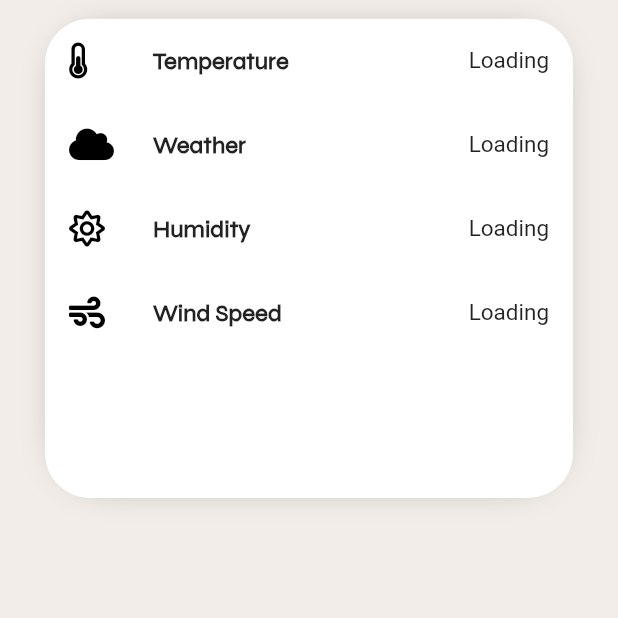
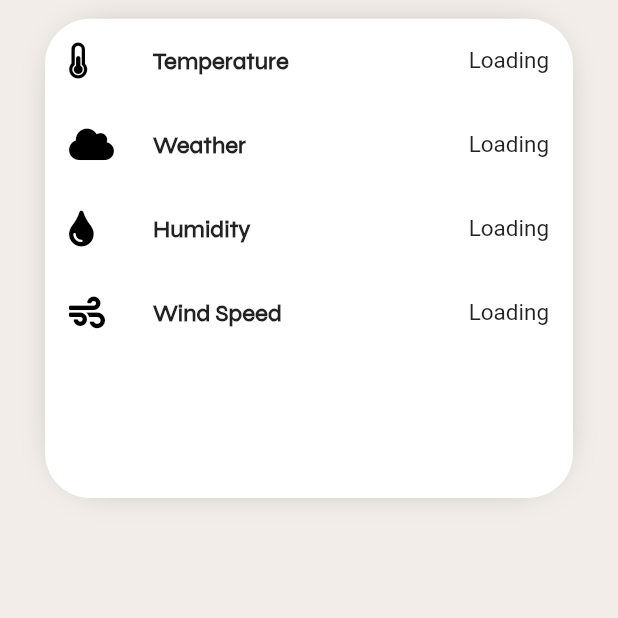
Before and after one commit to thanhhoang1105/flutter_weather_and_covid19, a Flutter app: the WeatherSecondPage screen opened directly with empty values, on a phone screen of 412 x 824 dp, the part 618-1236 px from its top. Run offline on Flutter 3.47's test engine with Material 2 defaults, Android fonts, the phone set to English and light mode, and no system bars; our stand-ins replace flutter_typeahead, font_awesome_flutter, geolocator, shimmer; network calls fail.

Commit message:
finish project

```diff
--- a/lib/src/ui/covid_19/screen/country.dart
+++ b/lib/src/ui/covid_19/screen/country.dart
@@ -25,7 +25,7 @@ class _CountryState extends State<Country> {
 
     countryList = covidService.getCountryList();
 
-    // this._typeAheadController.text = "Vietnam";
+    this._typeAheadController.text = "Vietnam";
     summaryList = covidService.getCountryList();
   }
 
--- a/lib/src/ui/covid_19/screen/global_statistics.dart
+++ b/lib/src/ui/covid_19/screen/global_statistics.dart
@@ -35,7 +35,7 @@ class GlobalStatistics extends StatelessWidget {
           "Tổng Số Ca Chết",
           summary?.deaths ?? 0,
           summary?.todayDeaths ?? 0,
-          kRecoveredColor,
+          kDeathColor,
         ),
       ],
     );
--- a/lib/src/ui/home/home_page.dart
+++ b/lib/src/ui/home/home_page.dart
@@ -6,7 +6,6 @@ import 'package:ggmap/src/ui/weather/weather_page.dart';
 
 class HomePage extends StatefulWidget {
   const HomePage({Key? key}) : super(key: key);
-
   @override
   _HomePageState createState() => _HomePageState();
 }
--- a/lib/src/ui/weather/screen/weather_first_page.dart
+++ b/lib/src/ui/weather/screen/weather_first_page.dart
@@ -39,7 +39,7 @@ class _WeatherFirstPageState extends State<WeatherFirstPage> {
         long = position.longitude.toString();
       });
       http.Response response = await http.get(Uri.parse(
-          "http://api.openweathermap.org/data/2.5/weather?lat=$lat&lon=$long&units=metric&appid=15044dc8c956cfb4fb12da54b2bb5c2c"));
+          "http://api.openweathermap.org/data/2.5/weather?lat=$lat&lon=$long&units=metric&lang=vi&appid=15044dc8c956cfb4fb12da54b2bb5c2c"));
 
       var results = jsonDecode(response.body);
 
@@ -115,7 +115,7 @@ class _WeatherFirstPageState extends State<WeatherFirstPage> {
                                     borderSide: BorderSide(
                                         color: Colors.black, width: 2.0),
                                   ),
-                                  hintText: 'Enter City',
+                                  hintText: 'Nhập Thành Phố',
                                   suffixIcon: IconButton(
                                     icon:
                                         Icon(Icons.search, color: Colors.black),
--- a/lib/src/ui/weather/screen/weather_second_page.dart
+++ b/lib/src/ui/weather/screen/weather_second_page.dart
@@ -6,7 +6,7 @@ import 'package:http/http.dart' as http;
 
 class WeatherSecondPage extends StatefulWidget {
   final String text;
-  WeatherSecondPage({ required this.text});
+  WeatherSecondPage({required this.text});
   @override
   _WeatherSecondPageState createState() => _WeatherSecondPageState();
 }
@@ -19,7 +19,8 @@ class _WeatherSecondPageState extends State<WeatherSecondPage> {
   var windspeed;
 
   Future getweather() async {
-    http.Response response = await http.get(Uri.parse("http://api.openweathermap.org/data/2.5/weather?q=${widget.text}&units=metric&appid=15044dc8c956cfb4fb12da54b2bb5c2c"));
+    http.Response response = await http.get(Uri.parse(
+        "http://api.openweathermap.org/data/2.5/weather?q=${widget.text}&units=metric&lang=vi&appid=15044dc8c956cfb4fb12da54b2bb5c2c"));
     var results = jsonDecode(response.body);
     print("HEllo");
     print(widget.text);
@@ -40,10 +41,8 @@ class _WeatherSecondPageState extends State<WeatherSecondPage> {
 
   @override
   Widget build(BuildContext context) {
-    return
-      Scaffold(
-        body: Column(
-            children: <Widget>[
+    return Scaffold(
+      body: Column(children: <Widget>[
         Container(
           height: MediaQuery.of(context).size.height / 2.2,
           width: MediaQuery.of(context).size.width,
@@ -52,18 +51,18 @@ class _WeatherSecondPageState extends State<WeatherSecondPage> {
               image: new AssetImage('assets/weather.gif'),
               fit: BoxFit.cover,
               colorFilter: new ColorFilter.mode(
-                        Colors.black.withOpacity(0.6),
-                        BlendMode.dstATop
-                    ),
+                  Colors.black.withOpacity(0.6), BlendMode.dstATop),
             ),
           ),
           child: Column(
               mainAxisAlignment: MainAxisAlignment.center,
               crossAxisAlignment: CrossAxisAlignment.center,
               children: <Widget>[
-                      SizedBox(height: 20,),
+                SizedBox(
+                  height: 20,
+                ),
                 GestureDetector(
-                        onTap: (){
+                  onTap: () {
                     Navigator.pop(context);
                   },
                   child: Icon(
@@ -81,8 +80,7 @@ class _WeatherSecondPageState extends State<WeatherSecondPage> {
                         fontSize: 35.0,
                         fontWeight: FontWeight.bold,
                         letterSpacing: 2,
-                              fontFamily: 'JosefinSans'
-                          ),
+                        fontFamily: 'JosefinSans'),
                   ),
                 ),
                 SizedBox(height: 20),
@@ -93,8 +91,7 @@ class _WeatherSecondPageState extends State<WeatherSecondPage> {
                       fontSize: 30,
                       fontWeight: FontWeight.bold,
                       letterSpacing: 3,
-                            fontFamily: 'JosefinSans'
-                        ),
+                      fontFamily: 'JosefinSans'),
                 ),
                 SizedBox(height: 50),
                 Row(
@@ -102,8 +99,7 @@ class _WeatherSecondPageState extends State<WeatherSecondPage> {
                   children: <Widget>[
                     Padding(
                       padding: EdgeInsets.only(top: 20),
-                            child: Row(
-                                children: <Widget>[
+                      child: Row(children: <Widget>[
                         Icon(Icons.thermostat_rounded),
                         Text(
                           temp != null ? temp.toString() + "\u00b0" : "Loading",
@@ -115,31 +111,28 @@ class _WeatherSecondPageState extends State<WeatherSecondPage> {
                             letterSpacing: 3,
                           ),
                         ),
-                                ]
-                            ),
+                      ]),
                     ),
                     Padding(
                       padding: EdgeInsets.only(top: 20.0),
-                            child: Row(
-                                children: <Widget>[
+                      child: Row(children: <Widget>[
                         Icon(Icons.cloud_circle_sharp),
-                                  SizedBox(width: 10,),
+                        SizedBox(
+                          width: 10,
+                        ),
                         Text(
-                                    currently != null? currently.toString() : "Loading",
+                          currently != null ? currently.toString() : "Loading",
                           style: TextStyle(
                               color: Colors.black,
                               fontSize: 30.0,
                               //fontWeight: FontWeight.w700,
-                                        fontFamily: 'JosefinSans'
+                              fontFamily: 'JosefinSans'),
                         ),
-                                  ),
-                                ]
-                            ),
+                      ]),
                     ),
                   ],
                 ),
-                    ]
-                ),
+              ]),
         ),
         Expanded(
           child: Container(
@@ -170,78 +163,56 @@ class _WeatherSecondPageState extends State<WeatherSecondPage> {
                 child: ListView(
                   children: <Widget>[
                     ListTile(
-                            leading: FaIcon(
-                                FontAwesomeIcons.thermometerHalf,
-                                color: Colors.black
-                            ),
-                            title: Text(
-                                "Temperature",
+                      leading: FaIcon(FontAwesomeIcons.thermometerHalf,
+                          color: Colors.black),
+                      title: Text("Temperature",
                           style: TextStyle(
-                                    fontFamily: 'Syne',
-                                    fontWeight: FontWeight.bold
-                                )
-                            ),
+                              fontFamily: 'Syne', fontWeight: FontWeight.bold)),
                       trailing: Text(
                           temp != null ? temp.toString() + "\u00b0" : "Loading",
-                                style: TextStyle(fontSize: 15)
-                            ),
-                          ),
-                          ListTile(
-                            leading: FaIcon(
-                                FontAwesomeIcons.cloud,
-                                color: Colors.black
-                            ),
-                            title: Text(
-                                "Weather",
-                                style: TextStyle(
-                                    fontFamily: 'Syne',
-                                    fontWeight: FontWeight.bold
-                                )
-                            ),
-                            trailing: Text(
-                                description != null ? description.toString() : "Loading",
                           style: TextStyle(fontSize: 15)),
                     ),
                     ListTile(
-                            leading: FaIcon(
-                                FontAwesomeIcons.sun,
-                                color: Colors.black
-                            ),
-                            title: Text(
-                                "Humidity",
+                      leading:
+                          FaIcon(FontAwesomeIcons.cloud, color: Colors.black),
+                      title: Text("Weather",
                           style: TextStyle(
-                                    fontFamily: 'Syne',
-                                    fontWeight: FontWeight.bold
-                                )
-                            ),
+                              fontFamily: 'Syne', fontWeight: FontWeight.bold)),
                       trailing: Text(
-                                humidity != null ? humidity.toString() + "%" : "Loading",
-                                style: TextStyle(fontSize: 15)
-                            ),
+                          description != null
+                              ? description.toString()
+                              : "Loading",
+                          style: TextStyle(fontSize: 15)),
                     ),
                     ListTile(
-                            leading: FaIcon(
-                                FontAwesomeIcons.wind,
-                                color: Colors.black
+                      leading:
+                          FaIcon(FontAwesomeIcons.tint, color: Colors.black),
+                      title: Text("Humidity",
+                          style: TextStyle(
+                              fontFamily: 'Syne', fontWeight: FontWeight.bold)),
+                      trailing: Text(
+                          humidity != null
+                              ? humidity.toString() + "%"
+                              : "Loading",
+                          style: TextStyle(fontSize: 15)),
                     ),
-                            title: Text(
-                                "Wind Speed",
+                    ListTile(
+                      leading:
+                          FaIcon(FontAwesomeIcons.wind, color: Colors.black),
+                      title: Text("Wind Speed",
                           style: TextStyle(
-                                    fontFamily: 'Syne',
-                                    fontWeight: FontWeight.bold
-                                )
-                            ),
+                              fontFamily: 'Syne', fontWeight: FontWeight.bold)),
                       trailing: Text(
-                                windspeed != null? windspeed.toString() + "m/s" : "Loading",
+                          windspeed != null
+                              ? windspeed.toString() + "m/s"
+                              : "Loading",
                           style: TextStyle(fontSize: 15)),
                     ),
                   ],
                 ),
-                    )
+              )),
         ),
-              ),
-            ]
-        ),
+      ]),
     );
   }
 }
--- a/pubspec.yaml
+++ b/pubspec.yaml
@@ -41,11 +41,17 @@ dependencies:
   timeago: ^3.1.0
   charts_flutter: ^0.11.0
   google_fonts: ^2.1.0
+  flutter_launcher_icons: ^0.9.2
+  geolocator_web: ^2.0.6
 
 dev_dependencies:
   flutter_test:
     sdk: flutter
 
+flutter_icons:
+  android: true
+  ios: true
+  image_path: "assets/icons/icon_virus.png"
 # For information on the generic Dart part of this file, see the
 # following page: https://dart.dev/tools/pub/pubspec
 
```
Also changed, not shown: lib/main.dart (+4 -6 lines), lib/src/ui/covid_19/screen/country_statistics.dart (+4 -4 lines), lib/src/ui/covid_19/services/covid_service.dart (+16 -4 lines), assets/icons/icon_virus.png (added), lib/src/ui/covid_19/models/city.dart (added), pubspec.lock, 23 other files. Lines whose indentation alone changed are shown as unchanged.
